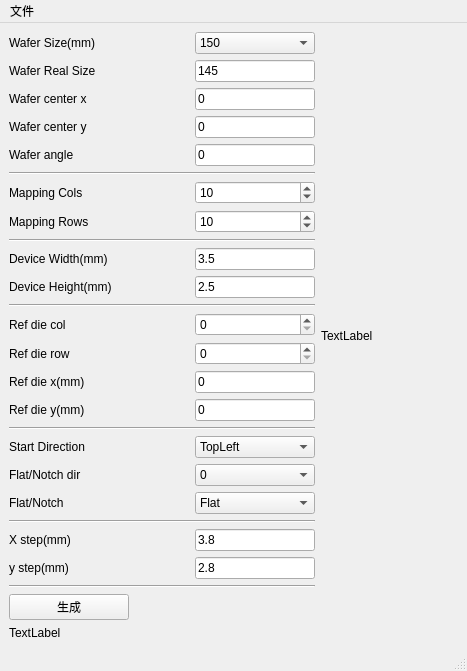
Qt form mainwindow.ui (susigo/MappingEditor) before a commit.
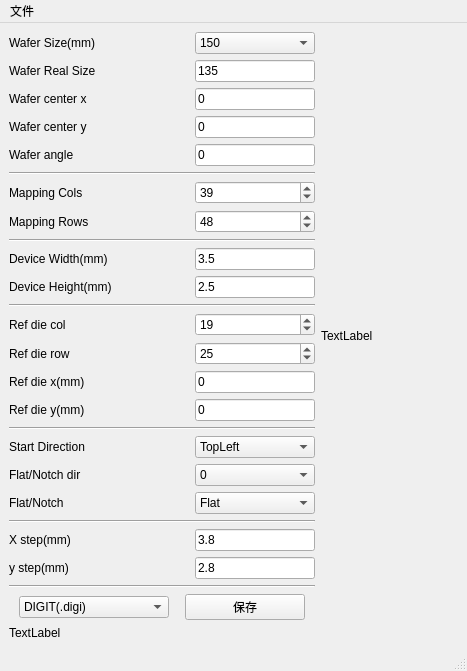
The same form after that commit.

```diff
--- a/mainwindow.ui
+++ b/mainwindow.ui
@@ -131,7 +131,7 @@
              </size>
             </property>
             <property name="text">
-             <string>145</string>
+             <string>135</string>
             </property>
            </widget>
           </item>
@@ -291,7 +291,7 @@
              <number>9999</number>
             </property>
             <property name="value">
-             <number>10</number>
+             <number>39</number>
             </property>
            </widget>
           </item>
@@ -336,7 +336,7 @@
              <number>9999</number>
             </property>
             <property name="value">
-             <number>10</number>
+             <number>48</number>
             </property>
            </widget>
           </item>
@@ -475,6 +475,9 @@
             <property name="maximum">
              <number>9999</number>
             </property>
+            <property name="value">
+             <number>19</number>
+            </property>
            </widget>
           </item>
          </layout>
@@ -511,6 +514,9 @@
             <property name="maximum">
              <number>9999</number>
             </property>
+            <property name="value">
+             <number>25</number>
+            </property>
            </widget>
           </item>
          </layout>
@@ -874,7 +880,54 @@
          </widget>
         </item>
         <item>
-         <widget class="QPushButton" name="btn_generateMapping">
+         <layout class="QHBoxLayout" name="horizontalLayout_20">
+          <item>
+           <widget class="QComboBox" name="comboBox_format">
+            <property name="maximumSize">
+             <size>
+              <width>150</width>
+              <height>16777215</height>
+             </size>
+            </property>
+            <item>
+             <property name="text">
+              <string>DIGIT(.digi)</string>
+             </property>
+            </item>
+            <item>
+             <property name="text">
+              <string>IBIS(.xml)</string>
+             </property>
+            </item>
+            <item>
+             <property name="text">
+              <string>SINF(.sinf)</string>
+             </property>
+            </item>
+            <item>
+             <property name="text">
+              <string>ASY(.asy)</string>
+             </property>
+            </item>
+            <item>
+             <property name="text">
+              <string>KLARF(.klarf)</string>
+             </property>
+            </item>
+            <item>
+             <property name="text">
+              <string>STIF(.stif)</string>
+             </property>
+            </item>
+            <item>
+             <property name="text">
+              <string>SEMI E142(.xml)</string>
+             </property>
+            </item>
+           </widget>
+          </item>
+          <item>
+           <widget class="QPushButton" name="btn_saveMapping">
           <property name="maximumSize">
            <size>
             <width>120</width>
@@ -882,9 +935,11 @@
            </size>
           </property>
           <property name="text">
-           <string>生成</string>
-          </property>
-         </widget>
+             <string>保存</string>
+            </property>
+           </widget>
+          </item>
+         </layout>
         </item>
         <item>
          <widget class="QLabel" name="label_info">
```
Lines whose indentation alone changed are shown as unchanged.
